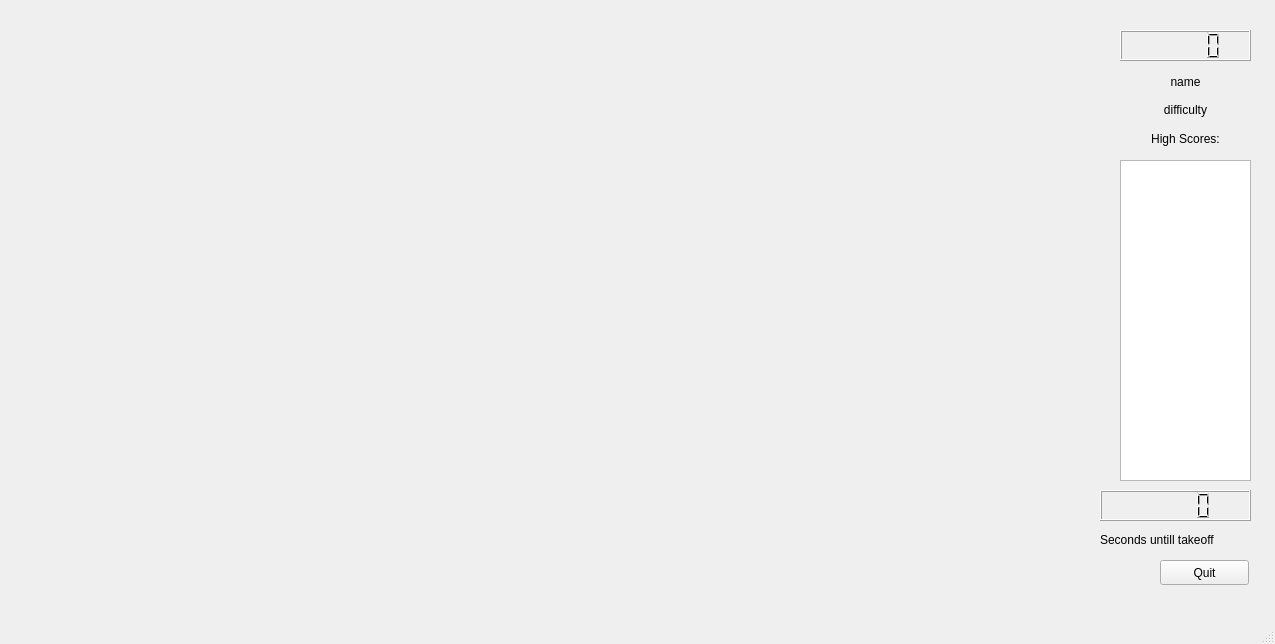
Above: Game/gamewindow.ui from Iledius/NysseGame before the change. Below: the same form after it.
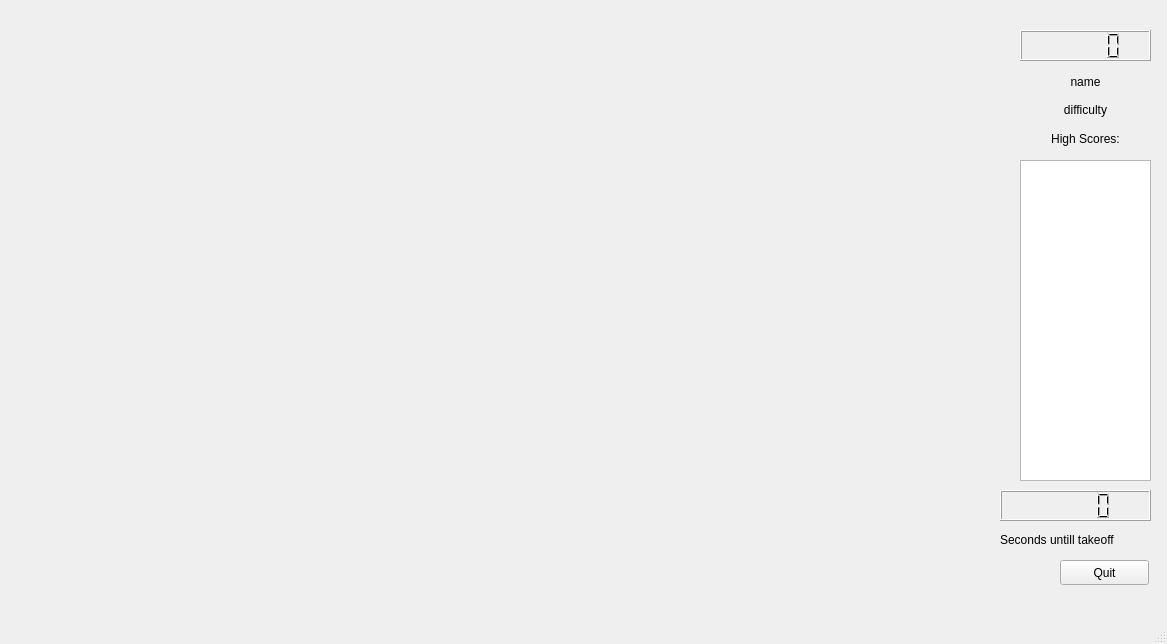
That is the form after the change.

Commit message: Better end dialog

The edit to the form file:
```diff
--- a/Game/gamewindow.ui
+++ b/Game/gamewindow.ui
@@ -6,7 +6,7 @@
    <rect>
     <x>0</x>
     <y>0</y>
-    <width>1275</width>
+    <width>1167</width>
     <height>644</height>
    </rect>
   </property>
@@ -17,7 +17,7 @@
    <widget class="QLCDNumber" name="scoreDisplay">
     <property name="geometry">
      <rect>
-      <x>1120</x>
+      <x>1020</x>
       <y>30</y>
       <width>131</width>
       <height>31</height>
@@ -27,7 +27,7 @@
    <widget class="QWidget" name="verticalLayoutWidget">
     <property name="geometry">
      <rect>
-      <x>1120</x>
+      <x>1020</x>
       <y>70</y>
       <width>131</width>
       <height>80</height>
@@ -69,7 +69,7 @@
    <widget class="QTextBrowser" name="highScoreBrowser">
     <property name="geometry">
      <rect>
-      <x>1120</x>
+      <x>1020</x>
       <y>160</y>
       <width>131</width>
       <height>321</height>
@@ -79,7 +79,7 @@
    <widget class="QLCDNumber" name="timeDisplay">
     <property name="geometry">
      <rect>
-      <x>1100</x>
+      <x>1000</x>
       <y>490</y>
       <width>151</width>
       <height>31</height>
@@ -89,7 +89,7 @@
    <widget class="QPushButton" name="quitButton">
     <property name="geometry">
      <rect>
-      <x>1160</x>
+      <x>1060</x>
       <y>560</y>
       <width>89</width>
       <height>25</height>
@@ -102,7 +102,7 @@
    <widget class="QLabel" name="label">
     <property name="geometry">
      <rect>
-      <x>1100</x>
+      <x>1000</x>
       <y>530</y>
       <width>151</width>
       <height>20</height>
```
Left out of the diff: 2 changed lines with no effect on the pictures. The commit also changes 1 other file.
